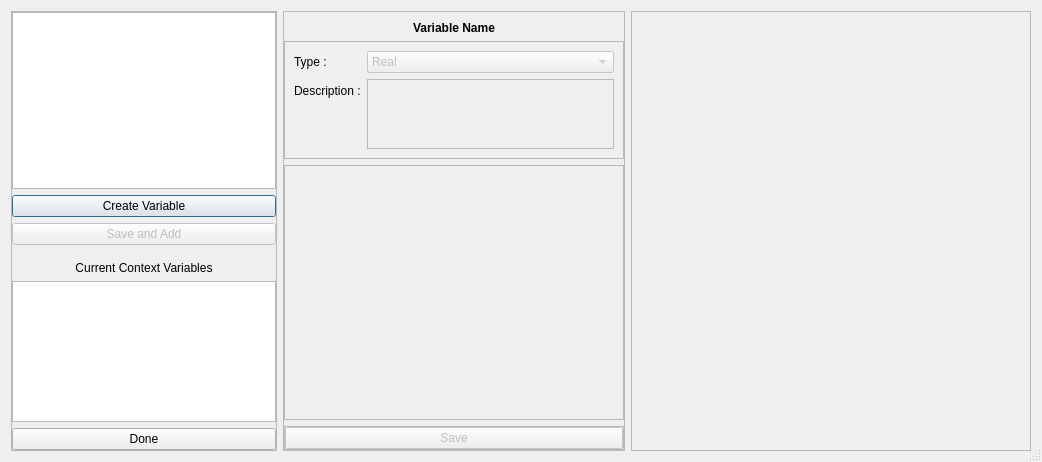
Qt form braviz/interaction/qt_guis/context_variables_select.ui (diego0020/braviz-app) before a commit.
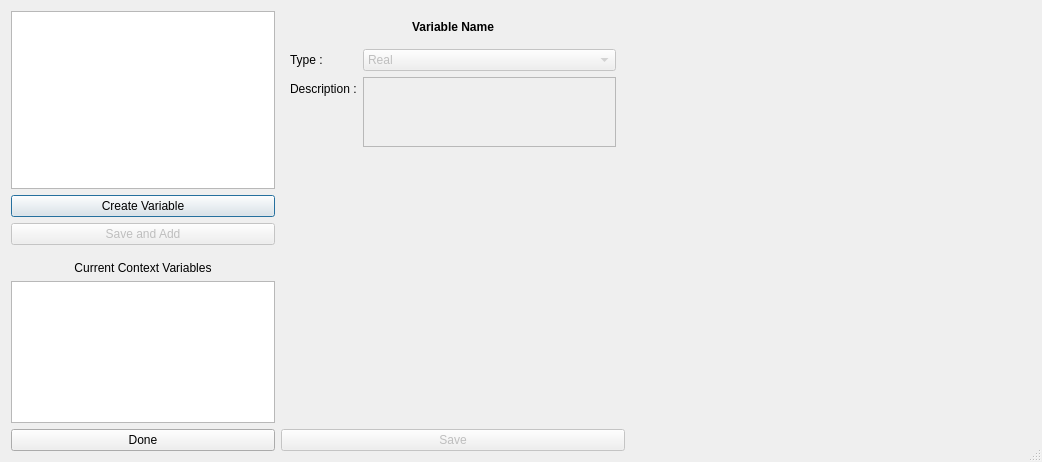
The same form after that commit.

Patch:
```diff
--- a/braviz/interaction/qt_guis/context_variables_select.ui
+++ b/braviz/interaction/qt_guis/context_variables_select.ui
@@ -29,7 +29,7 @@
    <item>
     <widget class="QFrame" name="frame_3">
      <property name="frameShape">
-      <enum>QFrame::StyledPanel</enum>
+      <enum>QFrame::NoFrame</enum>
      </property>
      <property name="frameShadow">
       <enum>QFrame::Raised</enum>
@@ -174,7 +174,7 @@
       </size>
      </property>
      <property name="frameShape">
-      <enum>QFrame::StyledPanel</enum>
+      <enum>QFrame::NoFrame</enum>
      </property>
      <property name="frameShadow">
       <enum>QFrame::Raised</enum>
@@ -214,7 +214,7 @@
       <item>
        <widget class="QFrame" name="frame_2">
         <property name="frameShape">
-         <enum>QFrame::StyledPanel</enum>
+         <enum>QFrame::NoFrame</enum>
         </property>
         <property name="frameShadow">
          <enum>QFrame::Raised</enum>
@@ -273,7 +273,7 @@
          </size>
         </property>
         <property name="frameShape">
-         <enum>QFrame::StyledPanel</enum>
+         <enum>QFrame::NoFrame</enum>
         </property>
         <property name="frameShadow">
          <enum>QFrame::Raised</enum>
@@ -294,7 +294,7 @@
       <item>
        <widget class="QFrame" name="frame_4">
         <property name="frameShape">
-         <enum>QFrame::StyledPanel</enum>
+         <enum>QFrame::NoFrame</enum>
         </property>
         <property name="frameShadow">
          <enum>QFrame::Raised</enum>
@@ -337,7 +337,7 @@
       </size>
      </property>
      <property name="frameShape">
-      <enum>QFrame::StyledPanel</enum>
+      <enum>QFrame::NoFrame</enum>
      </property>
      <property name="frameShadow">
       <enum>QFrame::Raised</enum>
```
Left out of the diff: 22 changed lines with no effect on the pictures.
